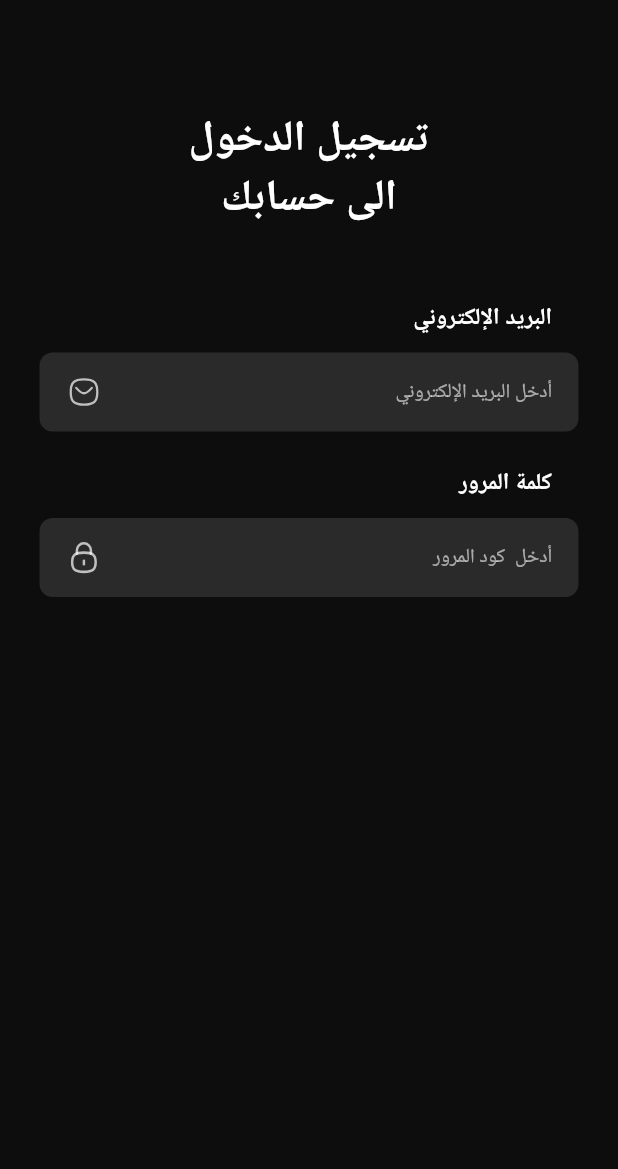
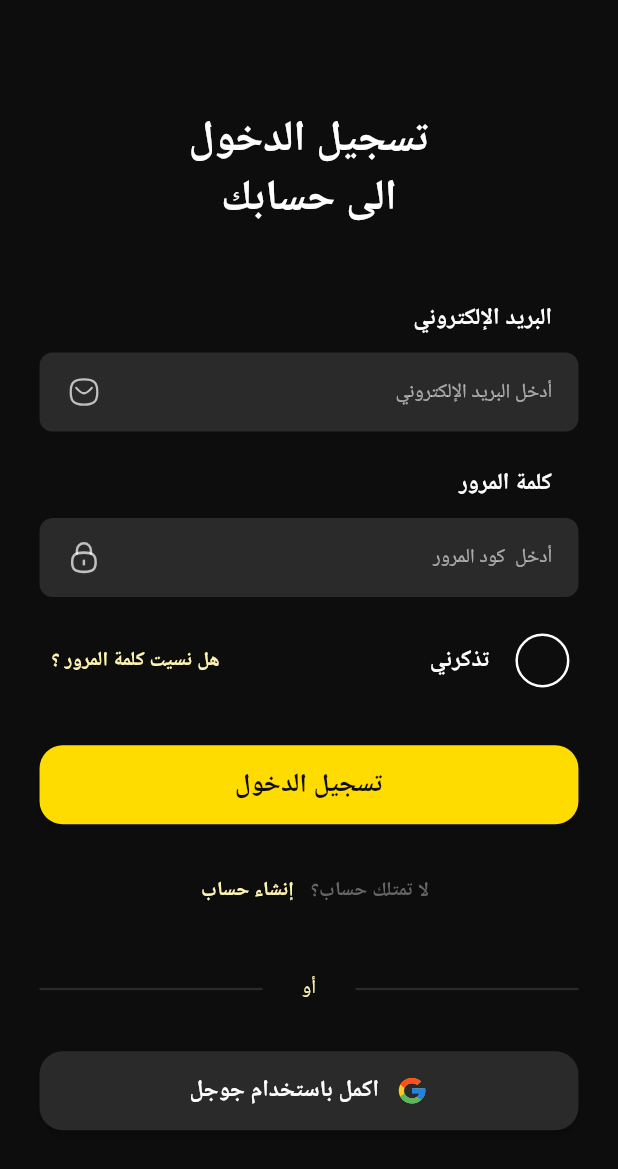
Before and after one commit to ZiadElgaraihe/black-market, a Flutter app: the screen it shows after launch, on a phone screen of 412 x 824 dp. Shown: the top 1169 px of the screen. Run offline on Flutter 3.47's test engine with Material 2 defaults, Android fonts, the phone set to English and light mode, and no system bars; our stand-ins replace flutter_screenutil, flutter_svg, google_fonts; Roboto replaces fonts that are missing (Almarai, Tajawal).

Commit message:
finish log in view design

```diff
--- /dev/null
+++ b/lib/core/presentation/view/buttons/default_button.dart
@@ -0,0 +1,40 @@
+import 'package:black_market/core/utils/app_colors.dart';
+import 'package:black_market/core/utils/text_styles.dart';
+import 'package:flutter/material.dart';
+import 'package:flutter_screenutil/flutter_screenutil.dart';
+
+class DefaultButton extends StatelessWidget {
+  const DefaultButton({
+    super.key,
+    required this.onPressed,
+    required this.title,
+  });
+
+  final void Function() onPressed;
+  final String title;
+
+  @override
+  Widget build(BuildContext context) {
+    return ElevatedButton(
+      onPressed: onPressed,
+      style: ButtonStyle(
+        fixedSize: MaterialStatePropertyAll(
+          Size(327.w, 52.h),
+        ),
+        backgroundColor: MaterialStatePropertyAll(AppColors.yellow),
+        shape: MaterialStatePropertyAll(
+          RoundedRectangleBorder(
+            borderRadius: BorderRadius.circular(14.w),
+          ),
+        ),
+      ),
+      child: Text(
+        title,
+        style: TextStyles.textStyle16.copyWith(
+          color: AppColors.black,
+          fontWeight: FontWeight.w800,
+        ),
+      ),
+    );
+  }
+}
--- a/lib/core/utils/app_colors.dart
+++ b/lib/core/utils/app_colors.dart
@@ -1,11 +1,29 @@
 import 'package:flutter/material.dart';
 
 abstract class AppColors {
+  ///#0D0D0D
   static Color backgroundColor = const Color(0xFF0D0D0D);
+
+  ///#0E0E0E
+  static Color black = const Color(0xFF0E0E0E);
+
+  ///#2A2A2A
   static Color darkGrey = const Color(0xFF2A2A2A);
+
+  ///#666666
+  static Color grey = const Color(0xFF666666);
+
+  ///#E3E3E3
   static Color lightGrey = const Color(0xFFE3E3E3);
+
+  ///#FFF4B0
   static Color lightYellow = const Color(0xFFFFF4B0);
+
   static Color transparent = Colors.transparent;
+
+  ///#FFFFFF
   static Color white = const Color(0xFFFFFFFF);
+
+  ///#FEDC00
   static Color yellow = const Color(0xFFFEDC00);
 }
--- a/lib/features/auth/presentation/view/log_in_view.dart
+++ b/lib/features/auth/presentation/view/log_in_view.dart
@@ -8,7 +8,9 @@ class LogInView extends StatelessWidget {
 
   @override
   Widget build(BuildContext context) {
-    return Scaffold(
+    return GestureDetector(
+      onTap: () => FocusManager.instance.primaryFocus!.unfocus(),
+      child: Scaffold(
         appBar: AppBar(
           toolbarHeight: 0,
           elevation: 0,
@@ -17,6 +19,7 @@ class LogInView extends StatelessWidget {
           ),
         ),
         body: const LogInViewBody(),
+      ),
     );
   }
 }
--- /dev/null
+++ b/lib/features/auth/presentation/view/widgets/buttons/continue_with_google_button.dart
@@ -0,0 +1,43 @@
+import 'package:black_market/core/utils/app_colors.dart';
+import 'package:black_market/core/utils/app_images.dart';
+import 'package:black_market/core/utils/text_styles.dart';
+import 'package:flutter/material.dart';
+import 'package:flutter_screenutil/flutter_screenutil.dart';
+import 'package:flutter_svg/flutter_svg.dart';
+
+class ContinueWithGoogleButton extends StatelessWidget {
+  const ContinueWithGoogleButton({super.key});
+
+  @override
+  Widget build(BuildContext context) {
+    return ElevatedButton(
+      onPressed: () {},
+      style: ButtonStyle(
+        fixedSize: MaterialStatePropertyAll(
+          Size(327.w, 52.h),
+        ),
+        backgroundColor: MaterialStatePropertyAll(AppColors.darkGrey),
+        shape: MaterialStatePropertyAll(
+          RoundedRectangleBorder(
+            borderRadius: BorderRadius.circular(14.w),
+          ),
+        ),
+      ),
+      child: Row(
+        mainAxisAlignment: MainAxisAlignment.center,
+        children: [
+          SvgPicture.asset(
+            AppImages.assetsImagesGoogle,
+            height: 20.h,
+            width: 20.w,
+          ),
+          SizedBox(width: 10.w),
+          Text(
+            'اكمل باستخدام جوجل',
+            style: TextStyles.textStyle14,
+          ),
+        ],
+      ),
+    );
+  }
+}
--- /dev/null
+++ b/lib/features/auth/presentation/view/widgets/buttons/log_in_text_button.dart
@@ -0,0 +1,32 @@
+import 'package:black_market/core/utils/app_colors.dart';
+import 'package:black_market/core/utils/text_styles.dart';
+import 'package:flutter/material.dart';
+
+class LogInTextButton extends StatelessWidget {
+  const LogInTextButton({
+    super.key,
+    required this.onPressed,
+    required this.title,
+  });
+
+  final void Function() onPressed;
+  final String title;
+
+  @override
+  Widget build(BuildContext context) {
+    return TextButton(
+      onPressed: onPressed,
+      style: ButtonStyle(
+        overlayColor: MaterialStatePropertyAll(
+          AppColors.lightYellow.withOpacity(0.1),
+        ),
+      ),
+      child: Text(
+        title,
+        style: TextStyles.textStyle12.copyWith(
+          color: AppColors.lightYellow,
+        ),
+      ),
+    );
+  }
+}
--- a/lib/features/auth/presentation/view/widgets/log_in_view_body.dart
+++ b/lib/features/auth/presentation/view/widgets/log_in_view_body.dart
@@ -1,6 +1,12 @@
+import 'package:black_market/core/presentation/view/buttons/default_button.dart';
+import 'package:black_market/core/presentation/view/sections/user_data_section.dart';
 import 'package:black_market/core/utils/app_icons.dart';
 import 'package:black_market/core/utils/text_styles.dart';
-import 'package:black_market/core/presentation/view/sections/user_data_section.dart';
+import 'package:black_market/features/auth/presentation/view/widgets/buttons/continue_with_google_button.dart';
+import 'package:black_market/features/auth/presentation/view/widgets/buttons/log_in_text_button.dart';
+import 'package:black_market/features/auth/presentation/view/widgets/rows/no_account_row.dart';
+import 'package:black_market/features/auth/presentation/view/widgets/rows/or_divider_row.dart';
+import 'package:black_market/features/auth/presentation/view/widgets/rows/remember_me_row.dart';
 import 'package:flutter/material.dart';
 import 'package:flutter_screenutil/flutter_screenutil.dart';
 
@@ -39,6 +45,27 @@ class LogInViewBody extends StatelessWidget {
                 sectionTitle: 'كلمة المرور',
                 suffixIcon: AppIcons.assetsIconsLock,
               ),
+              SizedBox(height: 18.h),
+              Row(
+                mainAxisAlignment: MainAxisAlignment.spaceBetween,
+                children: [
+                  const RememberMeRow(),
+                  LogInTextButton(
+                    onPressed: () {},
+                    title: 'هل نسيت كلمة المرور ؟',
+                  ),
+                ],
+              ),
+              SizedBox(height: 32.h),
+              DefaultButton(
+                onPressed: () {},
+                title: 'تسجيل الدخول',
+              ),
+              SizedBox(height: 20.h),
+              const NoAccountRow(),
+              const OrDividerRow(),
+              const ContinueWithGoogleButton(),
+              SizedBox(height: 20.h),
             ],
           ),
         ),
--- /dev/null
+++ b/lib/features/auth/presentation/view/widgets/rows/no_account_row.dart
@@ -0,0 +1,27 @@
+import 'package:black_market/core/utils/app_colors.dart';
+import 'package:black_market/core/utils/text_styles.dart';
+import 'package:black_market/features/auth/presentation/view/widgets/buttons/log_in_text_button.dart';
+import 'package:flutter/material.dart';
+
+class NoAccountRow extends StatelessWidget {
+  const NoAccountRow({super.key});
+
+  @override
+  Widget build(BuildContext context) {
+    return Row(
+      mainAxisAlignment: MainAxisAlignment.center,
+      children: [
+        Text(
+          'لا تمتلك حساب؟ ',
+          style: TextStyles.textStyle12.copyWith(
+            color: AppColors.grey,
+          ),
+        ),
+        LogInTextButton(
+          onPressed: () {},
+          title: 'إنشاء حساب',
+        ),
+      ],
+    );
+  }
+}
--- /dev/null
+++ b/lib/features/auth/presentation/view/widgets/rows/or_divider_row.dart
@@ -0,0 +1,41 @@
+import 'package:black_market/core/utils/app_colors.dart';
+import 'package:black_market/core/utils/text_styles.dart';
+import 'package:flutter/material.dart';
+import 'package:flutter_screenutil/flutter_screenutil.dart';
+import 'package:google_fonts/google_fonts.dart';
+
+class OrDividerRow extends StatelessWidget {
+  const OrDividerRow({super.key});
+
+  @override
+  Widget build(BuildContext context) {
+    return Padding(
+      padding: EdgeInsets.symmetric(vertical: 32.h),
+      child: Row(
+        children: [
+          Expanded(
+            child: Divider(
+              thickness: 1.5.h,
+              endIndent: 23.99.w,
+            ),
+          ),
+          Text(
+            'أو',
+            style: GoogleFonts.tajawal(
+              textStyle: TextStyles.textStyle12.copyWith(
+                color: AppColors.lightYellow,
+                fontWeight: FontWeight.w500,
+              ),
+            ),
+          ),
+          Expanded(
+            child: Divider(
+              thickness: 1.5.h,
+              indent: 23.99.w,
+            ),
+          ),
+        ],
+      ),
+    );
+  }
+}
--- /dev/null
+++ b/lib/features/auth/presentation/view/widgets/rows/remember_me_row.dart
@@ -0,0 +1,40 @@
+import 'package:black_market/core/utils/app_colors.dart';
+import 'package:black_market/core/utils/text_styles.dart';
+import 'package:flutter/material.dart';
+import 'package:flutter_screenutil/flutter_screenutil.dart';
+
+class RememberMeRow extends StatefulWidget {
+  const RememberMeRow({super.key});
+
+  @override
+  State<RememberMeRow> createState() => _RememberMeRowState();
+}
+
+class _RememberMeRowState extends State<RememberMeRow> {
+  final ValueNotifier<bool> _rememberMe = ValueNotifier<bool>(false);
+
+  @override
+  Widget build(BuildContext context) {
+    return Row(
+      children: [
+        Transform.scale(
+          scale: 2,
+          child: ValueListenableBuilder(
+            valueListenable: _rememberMe,
+            builder: (context, rememberMe, child) => Checkbox(
+              shape: const CircleBorder(),
+              side: BorderSide(color: AppColors.white, width: 0.75.w),
+              fillColor: MaterialStatePropertyAll(AppColors.backgroundColor),
+              value: rememberMe,
+              onChanged: (value) {
+                _rememberMe.value = value!;
+              },
+            ),
+          ),
+        ),
+        SizedBox(width: 10.w),
+        Text('تذكرني', style: TextStyles.textStyle14),
+      ],
+    );
+  }
+}
```
Lines whose indentation alone changed are shown as unchanged.
